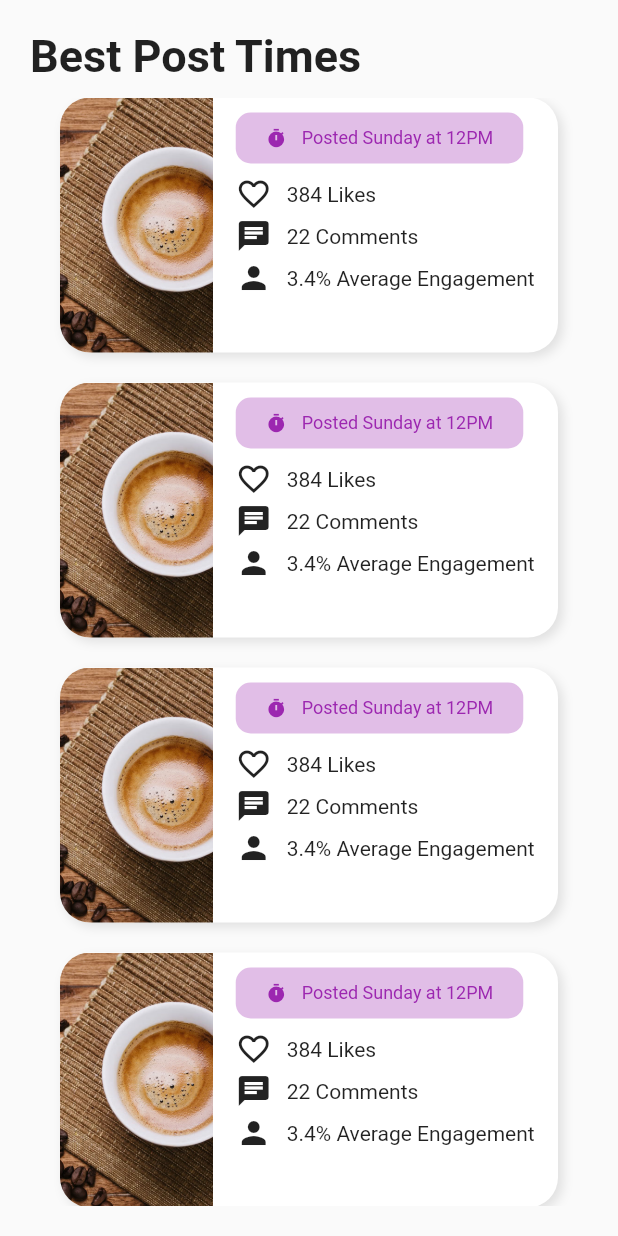
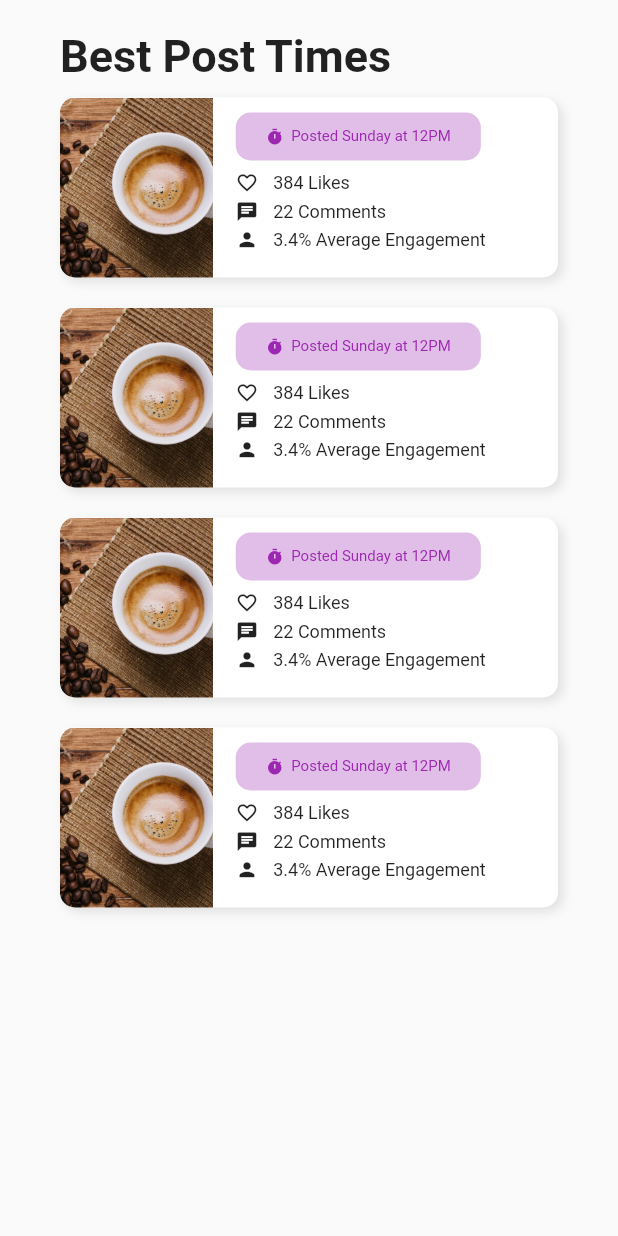
Before and after one commit to KABILAN235/UITest, a Flutter app: the screen it shows after launch, on a phone screen of 412 x 824 dp. Run offline on Flutter 3.47's test engine with Material 2 defaults, Android fonts, the phone set to English and light mode, and no system bars.

Commit message:
Edited Sizes and Layouts for Running on iOS Simulator

```diff
--- a/lib/Widgets/build_row.dart
+++ b/lib/Widgets/build_row.dart
@@ -5,7 +5,14 @@ Widget buildRow(String text, IconData icon) {
     padding: const EdgeInsets.symmetric(vertical: 2),
     child: Row(
       crossAxisAlignment: CrossAxisAlignment.center,
-      children: [Icon(icon), const SizedBox(width: 10), Text(text)],
+      children: [
+        Icon(icon, size: 15),
+        const SizedBox(width: 10),
+        Text(
+          text,
+          style: TextStyle(fontSize: 12),
+        )
+      ],
     ),
   );
 }
--- a/lib/Widgets/info_card.dart
+++ b/lib/Widgets/info_card.dart
@@ -21,11 +21,11 @@ class InfoCard extends StatelessWidget {
   Widget build(BuildContext context) {
     return Container(
       margin: const EdgeInsets.symmetric(horizontal: 20),
-      height: 170,
+      height: 120,
       width: double.infinity,
       decoration: BoxDecoration(
           color: Colors.white,
-          borderRadius: BorderRadius.circular(20),
+          borderRadius: BorderRadius.circular(10),
           boxShadow: [
             BoxShadow(
               offset: const Offset(3, 3),
@@ -41,8 +41,8 @@ class InfoCard extends StatelessWidget {
                 height: 170,
                 child: ClipRRect(
                   borderRadius: const BorderRadius.only(
-                      topLeft: Radius.circular(20),
-                      bottomLeft: Radius.circular(20)),
+                      topLeft: Radius.circular(10),
+                      bottomLeft: Radius.circular(10)),
                   child: Image.asset(
                     "assets/image.jpeg",
                     fit: BoxFit.cover,
@@ -57,11 +57,11 @@ class InfoCard extends StatelessWidget {
                 crossAxisAlignment: CrossAxisAlignment.start,
                 children: [
                   PostedTime(time: time),
-                  const Spacer(flex: 1),
+                  const Spacer(),
                   buildRow("$likes Likes", Icons.favorite_border_outlined),
                   buildRow("$comments Comments", Icons.chat),
                   buildRow("$engagement% Average Engagement", Icons.person),
-                  const Spacer(flex: 4)
+                  const Spacer()
                 ],
               ),
             ),
--- a/lib/Widgets/posted_time.dart
+++ b/lib/Widgets/posted_time.dart
@@ -20,12 +20,12 @@ class PostedTime extends StatelessWidget {
           const Icon(
             Icons.timer,
             color: Colors.purple,
-            size: 14,
+            size: 12,
           ),
-          const SizedBox(width: 10),
+          const SizedBox(width: 5),
           Text(
             "Posted $time",
-            style: const TextStyle(color: Colors.purple, fontSize: 12),
+            style: const TextStyle(color: Colors.purple, fontSize: 10),
           ),
         ],
       ),
--- a/lib/main.dart
+++ b/lib/main.dart
@@ -11,14 +11,18 @@ class MyApp extends StatelessWidget {
   @override
   Widget build(BuildContext context) {
     return Scaffold(
-      body: Padding(
+      body: SafeArea(
+        child: Padding(
           padding: const EdgeInsets.all(20),
           child: Column(
             crossAxisAlignment: CrossAxisAlignment.start,
             children: [
-            const Text(
+              Padding(
+                padding: const EdgeInsets.only(left: 20),
+                child: const Text(
                   "Best Post Times",
                   style: TextStyle(fontSize: 30, fontWeight: FontWeight.bold),
+                ),
               ),
               const SizedBox(height: 10),
               Expanded(
@@ -39,6 +43,7 @@ class MyApp extends StatelessWidget {
             ],
           ),
         ),
+      ),
     );
   }
 }
```
Lines whose indentation alone changed are shown as unchanged.
